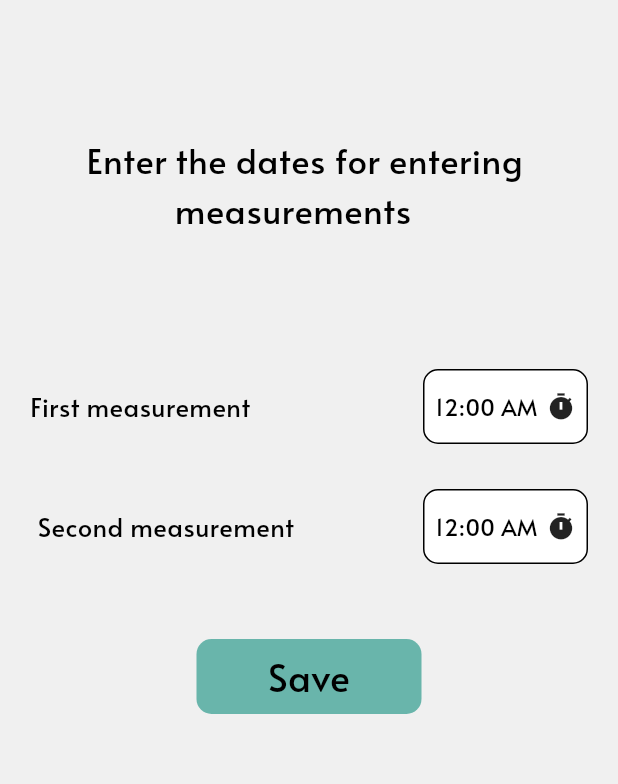
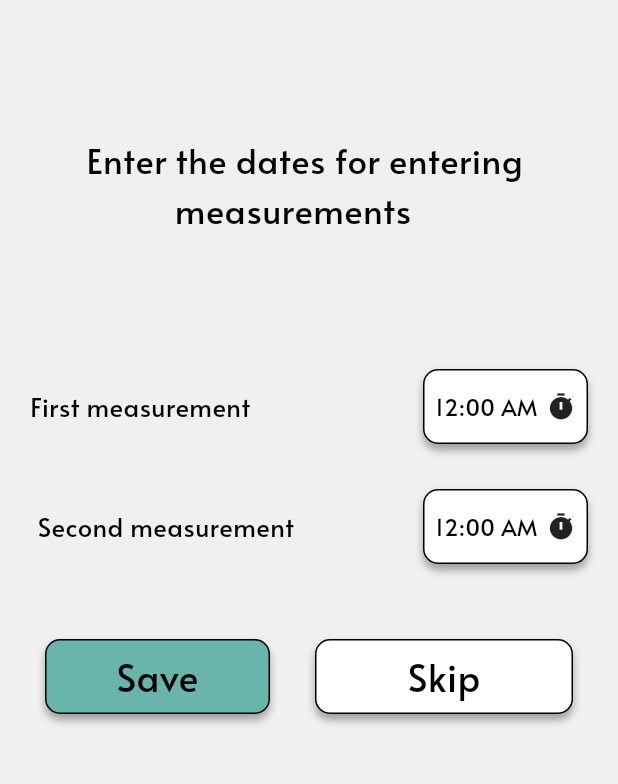
Before and after one commit to Osama-mohamed77/IHealth-monitor, a Flutter app: the SelectDate screen opened by its route, on a phone screen of 412 x 824 dp, the part 111-895 px from its top. Run offline on Flutter 3.47's test engine with Material 3 defaults, Android fonts, the phone set to English and light mode, and no system bars; drawn by our look-alikes of modal_progress_hud_nsn; our stand-ins replace animated_splash_screen, awesome_dialog, cloud_firestore, firebase_auth, firebase_core, flutter_switch and 2 more; missing offline and left inert: flutter_gradient_app_bar; accounts and stored records are empty.

Commit message:
more data

```diff
--- a/lib/components/Requests.dart
+++ b/lib/components/Requests.dart
@@ -104,7 +104,7 @@ class Requests extends StatelessWidget {
                               const BoxDecoration(color: Color(0xffFF6E6E)),
                           child: const Text(
                             textAlign: TextAlign.center,
-                            'Confirm',
+                            'Cancel',
                             style: TextStyle(
                               fontFamily: 'Alata',
                               fontSize: 13,
--- a/lib/main.dart
+++ b/lib/main.dart
@@ -16,6 +16,7 @@ import 'package:ihealth_monitor/screens/Doctor/Home.dart';
 import 'package:ihealth_monitor/screens/Doctor/Requests%20received.dart';
 import 'package:ihealth_monitor/screens/Patient/Add%20address.dart';
 import 'package:ihealth_monitor/screens/Patient/Enter%20measurements.dart';
+import 'package:ihealth_monitor/screens/Patient/Measuring%20devices.dart';
 import 'package:ihealth_monitor/screens/Patient/choose%20Type.dart';
 import 'package:ihealth_monitor/screens/Patient/Forget%20patient.dart';
 import 'package:ihealth_monitor/screens/Patient/Home%20Patient.dart';
@@ -118,6 +119,8 @@ class _IHealthMonitorState extends State<IHealthMonitor> {
           ChooseType.id: (context) => const ChooseType(),
           SelectDate.id: (context) => const SelectDate(),
           EnterMeasurements.id: (context) => const EnterMeasurements(),
+          measuringDevices.id:(context) => const measuringDevices(),
+
         },
         home: const SplashScreen());
   }
--- a/lib/screens/Patient/select date.dart
+++ b/lib/screens/Patient/select date.dart
@@ -1,8 +1,10 @@
 // ignore_for_file: use_build_context_synchronously, file_names, prefer_final_fields, unused_field, non_constant_identifier_names, unused_element
 
 import 'package:flutter/material.dart';
+import 'package:flutter/widgets.dart';
 import 'package:ihealth_monitor/helper/class.dart';
 import 'package:ihealth_monitor/screens/Patient/Enter%20measurements.dart';
+import 'package:ihealth_monitor/screens/Patient/Measuring%20devices.dart';
 import 'package:modal_progress_hud_nsn/modal_progress_hud_nsn.dart';
 
 class SelectDate extends StatefulWidget {
@@ -133,6 +135,14 @@ class _SelectDateState extends State<SelectDate> {
                     height: 50,
                     width: 110,
                     decoration: BoxDecoration(
+                        boxShadow: const [
+                          BoxShadow(
+                            color: Colors.grey,
+                            spreadRadius: 0,
+                            blurRadius: 4,
+                            offset: Offset(0, 4), // changes position of shadow
+                          ),
+                        ],
                         border: Border.all(),
                         borderRadius: BorderRadius.circular(10),
                         color: Colors.white),
@@ -189,6 +199,14 @@ class _SelectDateState extends State<SelectDate> {
                     height: 50,
                     width: 110,
                     decoration: BoxDecoration(
+                        boxShadow: const [
+                          BoxShadow(
+                            color: Colors.grey,
+                            spreadRadius: 0,
+                            blurRadius: 4,
+                            offset: Offset(0, 4), // changes position of shadow
+                          ),
+                        ],
                         border: Border.all(),
                         borderRadius: BorderRadius.circular(10),
                         color: Colors.white),
@@ -225,23 +243,39 @@ class _SelectDateState extends State<SelectDate> {
             const SizedBox(
               height: 50,
             ),
-            Center(
-              child: GestureDetector(
+            Row(
+              children: [
+                const SizedBox(
+                  width: 30,
+                ),
+                GestureDetector(
                   onTap: () async {
                     isLoading = true;
                     setState(() {});
                     await MoreClass().firstDatesMeasurement(
                         firstTime: _FirstTimeOfDay.format(context).toString(),
-                      secondTime: _SecondTimeOfDay.format(context).toString());
+                        secondTime:
+                            _SecondTimeOfDay.format(context).toString());
 
                     Navigator.pushNamed(context, EnterMeasurements.id);
                     isLoading = false;
                     setState(() {});
                   },
+                  child: Expanded(
                     child: Container(
                       height: 50,
                       width: 150,
                       decoration: BoxDecoration(
+                          border: Border.all(),
+                          boxShadow: const [
+                            BoxShadow(
+                              color: Colors.grey,
+                              spreadRadius: 0,
+                              blurRadius: 4,
+                              offset:
+                                  Offset(0, 4), // changes position of shadow
+                            ),
+                          ],
                           color: const Color(0xff69B5AB),
                           borderRadius: BorderRadius.circular(10)),
                       child: const Center(
@@ -255,6 +289,46 @@ class _SelectDateState extends State<SelectDate> {
                     ),
                   ),
                 ),
+                const SizedBox(
+                  width: 30,
+                ),
+                Expanded(
+                  child: GestureDetector(
+                    onTap: () {
+                      Navigator.pushNamed(context, EnterMeasurements.id);
+                    },
+                    child: Container(
+                      height: 50,
+                      width: 150,
+                      decoration: BoxDecoration(
+                          boxShadow: const [
+                            BoxShadow(
+                              color: Colors.grey,
+                              spreadRadius: 0,
+                              blurRadius: 4,
+                              offset:
+                                  Offset(0, 4), // changes position of shadow
+                            ),
+                          ],
+                          border: Border.all(),
+                          color: Colors.white,
+                          borderRadius: BorderRadius.circular(10)),
+                      child: const Center(
+                        child: Text('Skip',
+                            style: TextStyle(
+                              fontFamily: 'alata',
+                              fontSize: 25,
+                              color: Colors.black,
+                            )),
+                      ),
+                    ),
+                  ),
+                ),
+                const SizedBox(
+                  width: 30,
+                )
+              ],
+            ),
           ],
         ),
       ),
--- a/pubspec.yaml
+++ b/pubspec.yaml
@@ -47,6 +47,8 @@ dependencies:
   flutter_switch: ^0.3.2
   curved_navigation_bar: ^1.0.3
   flutter_gradient_app_bar: ^0.3.1
+  dropdown_button2: ^2.3.9
+  dropdown_search: ^5.0.6
 
 dev_dependencies:
   flutter_test:
```
Also changed, not shown: lib/components/pharmacy.dart (added, +105 -0 lines), lib/helper/class.dart (+25 -5 lines), lib/screens/Patient/Enter measurements.dart (+28 -7 lines), lib/screens/Patient/Home Patient.dart (+7 -1 lines), lib/screens/Patient/Measuring devices.dart (added, +91 -0 lines), lib/screens/Patient/sign up Patient.dart (+9 -6 lines), assets/images/19011.png (added), assets/images/ezapy.png (added), assets/images/misr.png (added), assets/images/الطرشوبي.png (added), pubspec.lock. Lines whose indentation alone changed are shown as unchanged.
